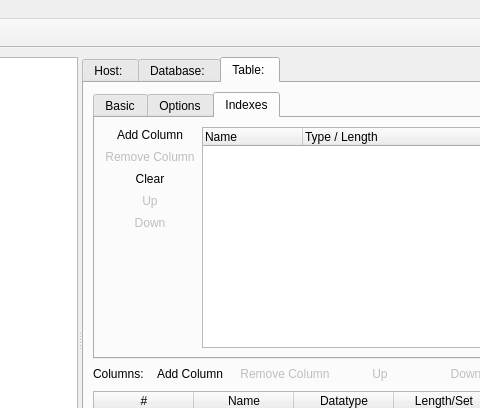
Before: the Qt Designer form qtcreator_assets/pyHeidi/mainwindow.ui in Fapiko/pyHeidi, drawn with Qt 5; both pictures show x 187 to 667 and y 0 to 408 of the 1218 by 849 pixel window.
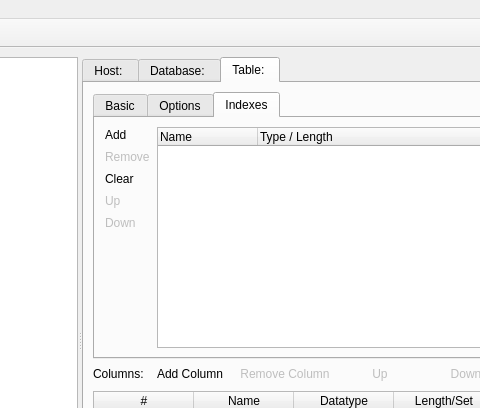
After: the same form once the commit is applied. The open tabs and pages were chosen to show the change. Icons and pictures are not drawn. Custom widgets are drawn as their Qt base class.

Diff of the .ui file:
```diff
--- a/qtcreator_assets/pyHeidi/mainwindow.ui
+++ b/qtcreator_assets/pyHeidi/mainwindow.ui
@@ -353,6 +353,7 @@
              <property name="styleSheet">
               <string notr="true">QPushButton {
 	padding: 0px;
+	text-align: left;
 }</string>
              </property>
              <property name="currentIndex">
@@ -466,7 +467,7 @@
                     <string notr="true"/>
                    </property>
                    <property name="text">
-                    <string>Add Column</string>
+                    <string>Add</string>
                    </property>
                    <property name="icon">
                     <iconset resource="resources.qrc">
@@ -483,7 +484,7 @@
                     <bool>false</bool>
                    </property>
                    <property name="text">
-                    <string>Remove Column</string>
+                    <string>Remove</string>
                    </property>
                    <property name="icon">
                     <iconset resource="resources.qrc">
```
Left out of the diff: 10 changed lines with no effect on the pictures.
